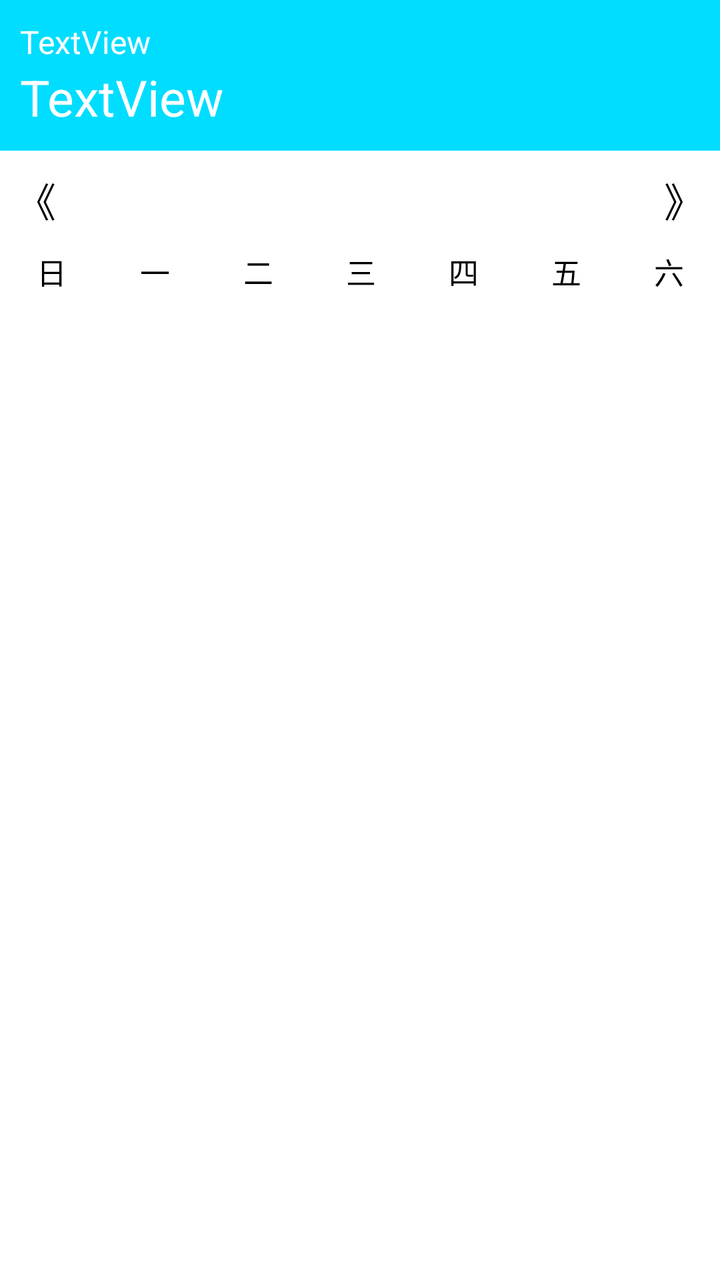
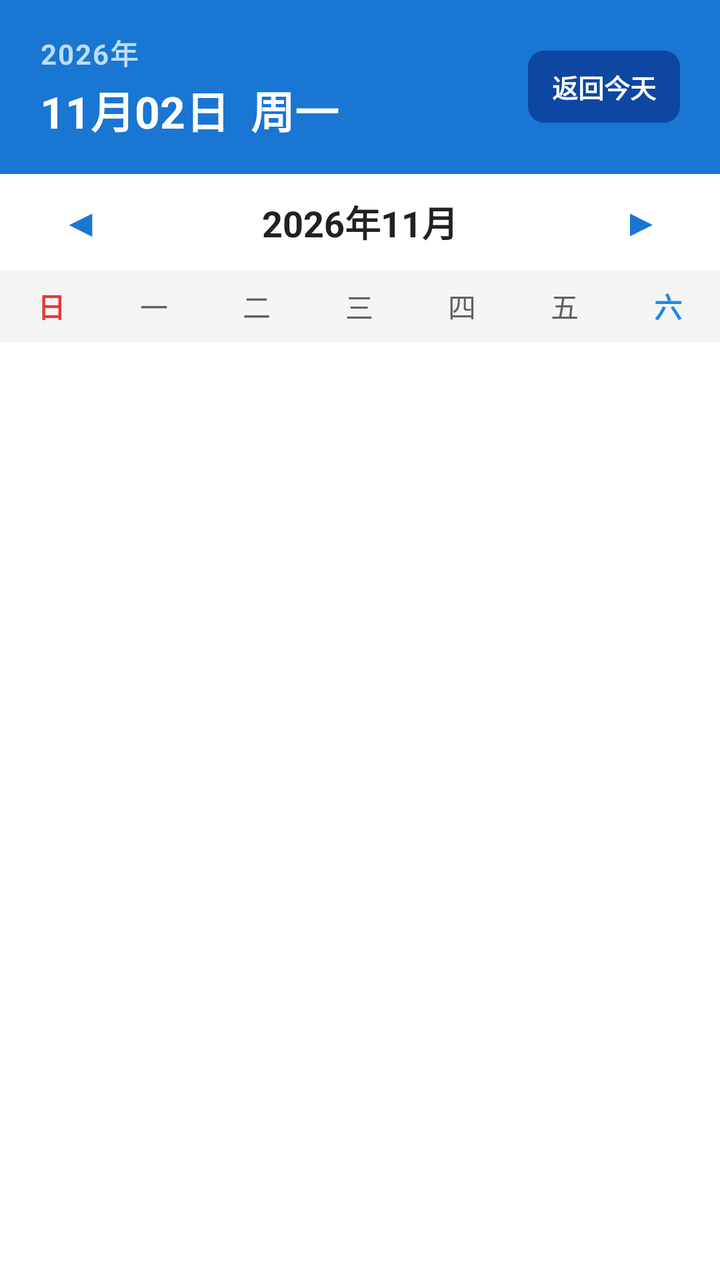

Two renders of the same Android screen: before a commit and after it. Below are the layout's source before the change and the commit's diff.
<!-- AndroidManifest.xml: application theme AppTheme -->
<!-- res/layout/view_time.xml -->
<?xml version="1.0" encoding="utf-8"?>
<androidx.constraintlayout.widget.ConstraintLayout
    xmlns:android="http://schemas.android.com/apk/res/android" android:layout_width="match_parent"
    android:layout_height="match_parent">

    <LinearLayout
        android:layout_width="match_parent"
        android:layout_height="match_parent"
        android:background="@android:color/white"
        android:orientation="vertical">

        <LinearLayout
            android:layout_width="match_parent"
            android:layout_height="wrap_content"
            android:background="@android:color/holo_blue_bright"
            android:padding="10dp"
            android:orientation="vertical">

            <TextView
                android:id="@+id/tv_yy"
                android:layout_width="match_parent"
                android:layout_height="wrap_content"
                android:textSize="16dp"
                android:textColor="@android:color/white"
                android:text="TextView" />

            <TextView
                android:id="@+id/tv_mm"
                android:layout_width="match_parent"
                android:layout_height="wrap_content"
                android:textSize="25dp"
                android:textColor="@android:color/white"
                android:text="TextView" />
        </LinearLayout>

        <LinearLayout
            android:layout_width="match_parent"
            android:layout_height="wrap_content"
            android:layout_marginTop="10dp"
            android:gravity="center"
            android:orientation="horizontal">

            <TextView
                android:id="@+id/tv_left"
                android:layout_weight="0.9"
                android:layout_width="match_parent"
                android:layout_height="wrap_content"
                android:textColor="@android:color/black"
                android:textSize="20dp"
                android:gravity="center"
                android:text="《" />

            <TextView
                android:id="@+id/tv_time"
                android:layout_weight="0.2"
                android:layout_width="match_parent"
                android:layout_height="wrap_content"
                android:textColor="@android:color/black"
                android:textSize="20dp"
                android:gravity="center"
                android:text="" />

            <TextView
                android:id="@+id/tv_right"
                android:layout_weight="0.9"
                android:layout_width="match_parent"
                android:layout_height="wrap_content"
                android:textColor="@android:color/black"
                android:textSize="20dp"
                android:gravity="center"

                android:text="》" />
        </LinearLayout>
        <LinearLayout
            android:layout_width="match_parent"
            android:layout_height="wrap_content"
            android:layout_marginTop="10dp"
            android:orientation="horizontal">

            <TextView
                android:id="@+id/textView22"
                android:layout_width="match_parent"
                android:layout_height="wrap_content"
                android:layout_weight="1"
                android:textColor="@android:color/black"
                android:textSize="15dp"
                android:layout_marginRight="2dp"
                android:layout_marginLeft="2dp"
                android:gravity="center"
                android:text="日" />

            <TextView
                android:id="@+id/textView21"
                android:layout_width="match_parent"
                android:layout_height="wrap_content"
                android:layout_weight="1"
                android:textColor="@android:color/black"
                android:textSize="15dp"
                android:layout_marginRight="2dp"
                android:layout_marginLeft="2dp"
                android:gravity="center"

                android:text="一" />

            <TextView
                android:id="@+id/textView20"
                android:layout_width="match_parent"
                android:layout_height="wrap_content"
                android:layout_weight="1"
                android:textColor="@android:color/black"
                android:textSize="15dp"
                android:layout_marginRight="2dp"
                android:layout_marginLeft="2dp"
                android:gravity="center"

                android:text="二" />

            <TextView
                android:id="@+id/textView19"
                android:layout_width="match_parent"
                android:layout_height="wrap_content"
                android:layout_weight="1"
                android:textColor="@android:color/black"
                android:textSize="15dp"
                android:layout_marginRight="2dp"
                android:layout_marginLeft="2dp"
                android:gravity="center"

                android:text="三" />

            <TextView
                android:id="@+id/textView18"
                android:layout_width="match_parent"
                android:layout_height="wrap_content"
                android:layout_weight="1"
                android:gravity="center"

                android:textColor="@android:color/black"
                android:textSize="15dp"
                android:layout_marginRight="2dp"
                android:layout_marginLeft="2dp"
                android:text="四" />

            <TextView
                android:id="@+id/textView17"
                android:layout_width="match_parent"
                android:layout_height="wrap_content"
                android:layout_weight="1"
                android:textColor="@android:color/black"
                android:textSize="15dp"
                android:layout_marginRight="2dp"
                android:layout_marginLeft="2dp"
                android:gravity="center"

                android:text="五" />

            <TextView
                android:id="@+id/textView16"
                android:layout_width="match_parent"
                android:layout_height="wrap_content"
                android:layout_weight="1"
                android:textColor="@android:color/black"
                android:textSize="15dp"
                android:gravity="center"
                android:layout_marginRight="2dp"
                android:layout_marginLeft="2dp"
                android:text="六" />
        </LinearLayout>
        <GridView
            android:id="@+id/gv_time"
            android:layout_width="match_parent"
            android:layout_height="wrap_content"
            android:numColumns="7" />
    </LinearLayout>
</androidx.constraintlayout.widget.ConstraintLayout>
<!-- resources referenced by this layout -->
<resources>
  <style name="AppTheme" parent="Theme.AppCompat.Light.DarkActionBar">
          
          <item name="colorPrimary">@color/colorPrimary</item>
          <item name="colorPrimaryDark">@color/colorPrimaryDark</item>
          <item name="colorAccent">@color/colorAccent</item>
          <item name="windowActionBar">false</item>
          <item name="windowNoTitle">true</item>
  
      </style>
  <color name="colorPrimary">#6200EE</color>
  <color name="colorPrimaryDark">#3700B3</color>
  <color name="colorAccent">#03DAC5</color>
</resources>

<!-- the commit's change to res/layout/view_time.xml (unified diff, before → after) -->
@@ -1,175 +1,199 @@
 <?xml version="1.0" encoding="utf-8"?>
-<androidx.constraintlayout.widget.ConstraintLayout
-    xmlns:android="http://schemas.android.com/apk/res/android" android:layout_width="match_parent"
-    android:layout_height="match_parent">
+<LinearLayout xmlns:android="http://schemas.android.com/apk/res/android"
+    xmlns:app="http://schemas.android.com/apk/res-auto"
+    android:layout_width="match_parent"
+    android:layout_height="wrap_content"
+    android:background="@color/white"
+    android:orientation="vertical">
 
+    
     <LinearLayout
         android:layout_width="match_parent"
-        android:layout_height="match_parent"
-        android:background="@android:color/white"
-        android:orientation="vertical">
+        android:layout_height="wrap_content"
+        android:background="#1976D2"
+        android:gravity="center_vertical"
+        android:orientation="horizontal"
+        android:paddingStart="20dp"
+        android:paddingTop="16dp"
+        android:paddingEnd="20dp"
+        android:paddingBottom="16dp">
 
         <LinearLayout
-            android:layout_width="match_parent"
+            android:layout_width="0dp"
             android:layout_height="wrap_content"
-            android:background="@android:color/holo_blue_bright"
-            android:padding="10dp"
+            android:layout_weight="1"
             android:orientation="vertical">
 
             <TextView
                 android:id="@+id/tv_yy"
-                android:layout_width="match_parent"
+                android:layout_width="wrap_content"
                 android:layout_height="wrap_content"
-                android:textSize="16dp"
-                android:textColor="@android:color/white"
-                android:text="TextView" />
+                android:letterSpacing="0.05"
+                android:text="2026年"
+                android:textColor="#BBDEFB"
+                android:textSize="14sp"
+                android:textStyle="bold" />
 
             <TextView
                 android:id="@+id/tv_mm"
-                android:layout_width="match_parent"
+                android:layout_width="wrap_content"
                 android:layout_height="wrap_content"
-                android:textSize="25dp"
-                android:textColor="@android:color/white"
-                android:text="TextView" />
+                android:layout_marginTop="2dp"
+                android:text="11月02日  周一"
+                android:textColor="@color/white"
+                android:textSize="22sp"
+                android:textStyle="bold" />
         </LinearLayout>
 
-        <LinearLayout
-            android:layout_width="match_parent"
+        
+        <TextView
+            android:id="@+id/btn_today"
+            android:layout_width="wrap_content"
+            android:layout_height="36dp"
+            android:background="@drawable/bg_btn_primary"
+            android:backgroundTint="#0D47A1"
+            android:gravity="center"
+            android:paddingStart="12dp"
+            android:paddingEnd="12dp"
+            android:text="返回今天"
+            android:textColor="@color/white"
+            android:textSize="13sp"
+            android:textStyle="bold" />
+    </LinearLayout>
+
+    
+    <LinearLayout
+        android:layout_width="match_parent"
+        android:layout_height="48dp"
+        android:gravity="center_vertical"
+        android:orientation="horizontal"
+        android:paddingStart="16dp"
+        android:paddingEnd="16dp">
+
+        <TextView
+            android:id="@+id/tv_left"
+            android:layout_width="48dp"
+            android:layout_height="48dp"
+            android:background="?attr/selectableItemBackgroundBorderless"
+            android:gravity="center"
+            android:text="◀"
+            android:textColor="#1976D2"
+            android:textSize="18sp"
+            android:textStyle="bold" />
+
+        <TextView
+            android:id="@+id/tv_time"
+            android:layout_width="0dp"
             android:layout_height="wrap_content"
-            android:layout_marginTop="10dp"
+            android:layout_weight="1"
             android:gravity="center"
-            android:orientation="horizontal">
+            android:text="2026年11月"
+            android:textColor="#212121"
+            android:textSize="18sp"
+            android:textStyle="bold" />
 
-            <TextView
-                android:id="@+id/tv_left"
-                android:layout_weight="0.9"
-                android:layout_width="match_parent"
-                android:layout_height="wrap_content"
-                android:textColor="@android:color/black"
-                android:textSize="20dp"
-                android:gravity="center"
-                android:text="《" />
+        <TextView
+            android:id="@+id/tv_right"
+            android:layout_width="48dp"
+            android:layout_height="48dp"
+            android:background="?attr/selectableItemBackgroundBorderless"
+            android:gravity="center"
+            android:text="▶"
+            android:textColor="#1976D2"
+            android:textSize="18sp"
+            android:textStyle="bold" />
+    </LinearLayout>
 
-            <TextView
-                android:id="@+id/tv_time"
-                android:layout_weight="0.2"
-                android:layout_width="match_parent"
-                android:layout_height="wrap_content"
-                android:textColor="@android:color/black"
-                android:textSize="20dp"
-                android:gravity="center"
-                android:text="" />
+    
+    <LinearLayout
+        android:layout_width="match_parent"
+        android:layout_height="36dp"
+        android:background="#F5F5F5"
+        android:gravity="center_vertical"
+        android:orientation="horizontal">
 
-            <TextView
-                android:id="@+id/tv_right"
-                android:layout_weight="0.9"
-                android:layout_width="match_parent"
-                android:layout_height="wrap_content"
-                android:textColor="@android:color/black"
-                android:textSize="20dp"
-                android:gravity="center"
+        <TextView
+            android:id="@+id/textView22"
+            android:layout_width="0dp"
+            android:layout_height="wrap_content"
+            android:layout_weight="1"
+            android:gravity="center"
+            android:text="日"
+            android:textColor="#E53935"
+            android:textSize="14sp"
+            android:textStyle="bold" />
 
-                android:text="》" />
-        </LinearLayout>
-        <LinearLayout
-            android:layout_width="match_parent"
+        <TextView
+            android:id="@+id/textView21"
+            android:layout_width="0dp"
             android:layout_height="wrap_content"
-            android:layout_marginTop="10dp"
-            android:orientation="horizontal">
+            android:layout_weight="1"
+            android:gravity="center"
+            android:text="一"
+            android:textColor="#616161"
+            android:textSize="14sp" />
 
-            <TextView
-                android:id="@+id/textView22"
-                android:layout_width="match_parent"
-                android:layout_height="wrap_content"
-                android:layout_weight="1"
-                android:textColor="@android:color/black"
-                android:textSize="15dp"
-                android:layout_marginRight="2dp"
-                android:layout_marginLeft="2dp"
-                android:gravity="center"
-                android:text="日" />
+        <TextView
+            android:id="@+id/textView20"
+            android:layout_width="0dp"
+            android:layout_height="wrap_content"
+            android:layout_weight="1"
+            android:gravity="center"
+            android:text="二"
+            android:textColor="#616161"
+            android:textSize="14sp" />
 
-            <TextView
-                android:id="@+id/textView21"
-                android:layout_width="match_parent"
-                android:layout_height="wrap_content"
-                android:layout_weight="1"
-                android:textColor="@android:color/black"
-                android:textSize="15dp"
-                android:layout_marginRight="2dp"
-                android:layout_marginLeft="2dp"
-                android:gravity="center"
+        <TextView
+            android:id="@+id/textView19"
+            android:layout_width="0dp"
+            android:layout_height="wrap_content"
+            android:layout_weight="1"
+            android:gravity="center"
+            android:text="三"
+            android:textColor="#616161"
+            android:textSize="14sp" />
 
-                android:text="一" />
+        <TextView
+            android:id="@+id/textView18"
+            android:layout_width="0dp"
+            android:layout_height="wrap_content"
+            android:layout_weight="1"
+            android:gravity="center"
+            android:text="四"
+            android:textColor="#616161"
+            android:textSize="14sp" />
 
-            <TextView
-                android:id="@+id/textView20"
-                android:layout_width="match_parent"
-                android:layout_height="wrap_content"
-                android:layout_weight="1"
-                android:textColor="@android:color/black"
-                android:textSize="15dp"
-                android:layout_marginRight="2dp"
-                android:layout_marginLeft="2dp"
-                android:gravity="center"
+        <TextView
+            android:id="@+id/textView17"
+            android:layout_width="0dp"
+            android:layout_height="wrap_content"
+            android:layout_weight="1"
+            android:gravity="center"
+            android:text="五"
+            android:textColor="#616161"
+            android:textSize="14sp" />
 
-                android:text="二" />
+        <TextView
+            android:id="@+id/textView16"
+            android:layout_width="0dp"
+            android:layout_height="wrap_content"
+            android:layout_weight="1"
+            android:gravity="center"
+            android:text="六"
+            android:textColor="#1E88E5"
+            android:textSize="14sp"
+            android:textStyle="bold" />
+    </LinearLayout>
 
-            <TextView
-                android:id="@+id/textView19"
-                android:layout_width="match_parent"
-                android:layout_height="wrap_content"
-                android:layout_weight="1"
-                android:textColor="@android:color/black"
-                android:textSize="15dp"
-                android:layout_marginRight="2dp"
-                android:layout_marginLeft="2dp"
-                android:gravity="center"
+    
+    <GridView
+        android:id="@+id/gv_time"
+        android:layout_width="match_parent"
+        android:layout_height="wrap_content"
+        android:layout_margin="8dp"
+        android:horizontalSpacing="2dp"
+        android:numColumns="7"
+        android:stretchMode="columnWidth"
+        android:verticalSpacing="4dp" />
 
-                android:text="三" />
-
-            <TextView
-                android:id="@+id/textView18"
-                android:layout_width="match_parent"
-                android:layout_height="wrap_content"
-                android:layout_weight="1"
-                android:gravity="center"
-
-                android:textColor="@android:color/black"
-                android:textSize="15dp"
-                android:layout_marginRight="2dp"
-                android:layout_marginLeft="2dp"
-                android:text="四" />
-
-            <TextView
-                android:id="@+id/textView17"
-                android:layout_width="match_parent"
-                android:layout_height="wrap_content"
-                android:layout_weight="1"
-                android:textColor="@android:color/black"
-                android:textSize="15dp"
-                android:layout_marginRight="2dp"
-                android:layout_marginLeft="2dp"
-                android:gravity="center"
-
-                android:text="五" />
-
-            <TextView
-                android:id="@+id/textView16"
-                android:layout_width="match_parent"
-                android:layout_height="wrap_content"
-                android:layout_weight="1"
-                android:textColor="@android:color/black"
-                android:textSize="15dp"
-                android:gravity="center"
-                android:layout_marginRight="2dp"
-                android:layout_marginLeft="2dp"
-                android:text="六" />
-        </LinearLayout>
-        <GridView
-            android:id="@+id/gv_time"
-            android:layout_width="match_parent"
-            android:layout_height="wrap_content"
-            android:numColumns="7" />
-    </LinearLayout>
-</androidx.constraintlayout.widget.ConstraintLayout>
+</LinearLayout>
<!-- resource entries referenced after the edit -->
@@ -1,5 +1,13 @@
 <!-- resources referenced by this layout -->
 <resources>
+  <color name="white">#FFFFFFFF</color>
+  <!-- drawable bg_btn_primary (drawable) -->
+  <?xml version="1.0" encoding="utf-8"?>
+  <shape xmlns:android="http://schemas.android.com/apk/res/android"
+      android:shape="rectangle">
+      <solid android:color="#019889" />
+      <corners android:radius="8dp" />
+  </shape>
   <style name="AppTheme" parent="Theme.AppCompat.Light.DarkActionBar">
           
           <item name="colorPrimary">@color/colorPrimary</item>
